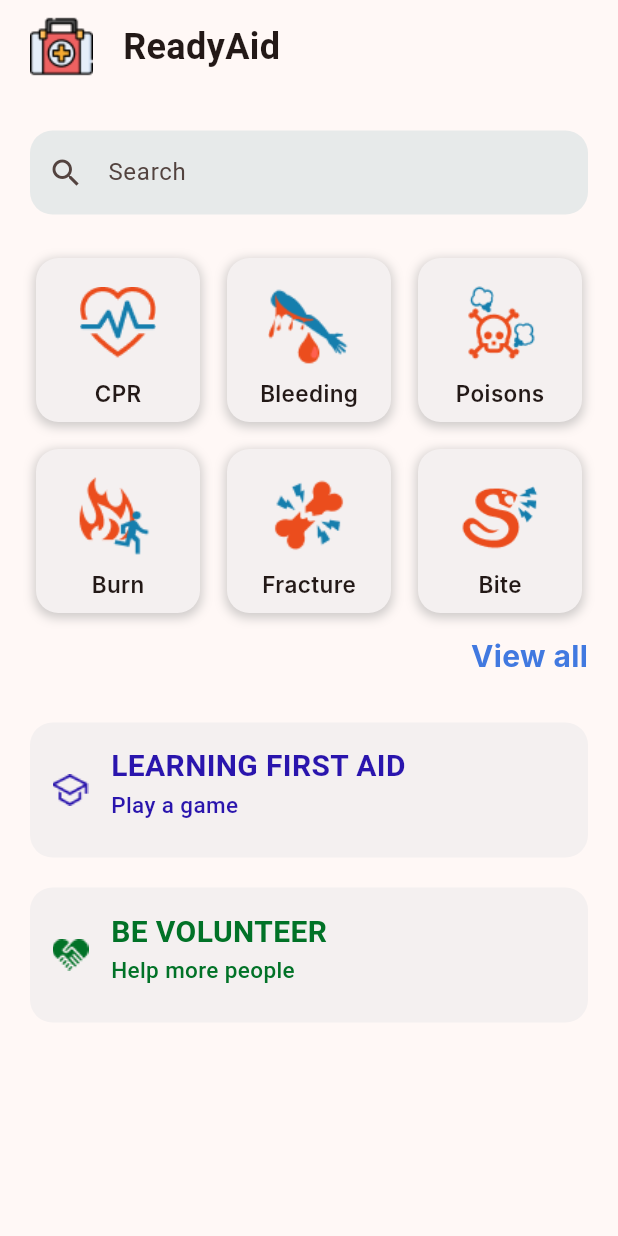
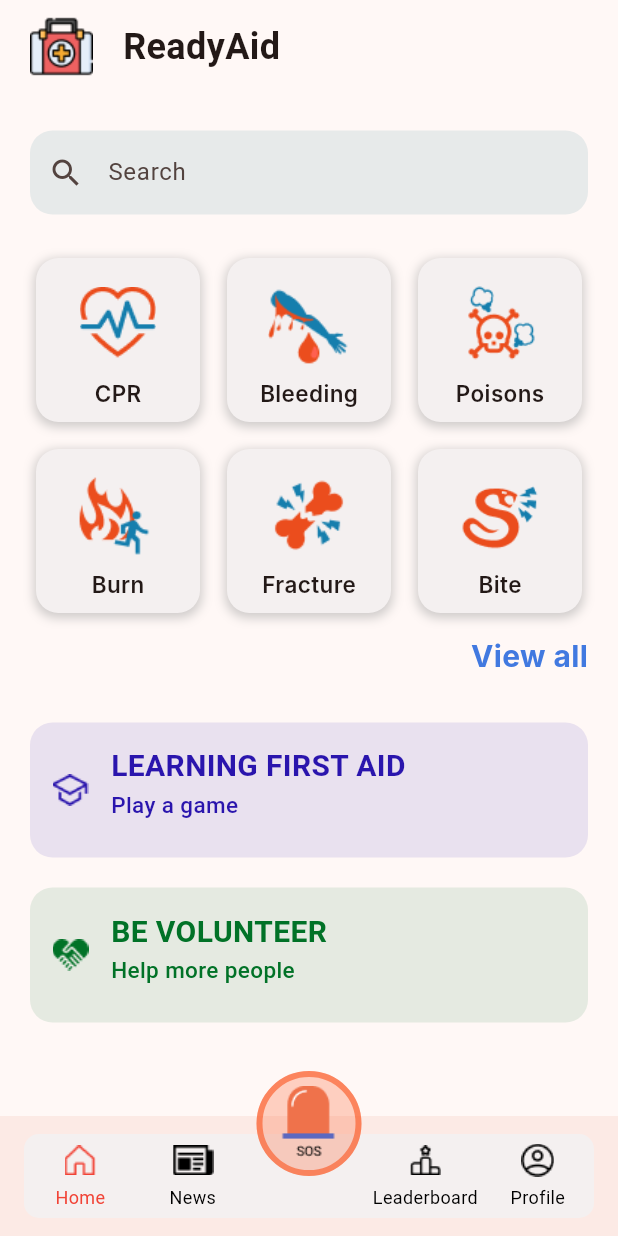
Before and after one commit to HungBacktracking/GDSC_2024, a Flutter app: the screen it shows after launch, on a phone screen of 412 x 824 dp. Run offline on Flutter 3.47's test engine with Material 3 defaults, Android fonts, the phone set to English and light mode, and no system bars; our stand-ins replace firebase_core, gap, nb_utils; accounts and stored records are empty; Roboto replaces fonts that are missing (Inter).

Commit message:
Complete Home + Category + Navigation Bar

```diff
--- a/client/lib/main.dart
+++ b/client/lib/main.dart
@@ -1,5 +1,7 @@
 import 'package:client/firebase_options.dart';
+import 'package:client/ui/frame_screen.dart';
 import 'package:client/ui/home_screen.dart';
+import 'package:client/ui/main_screen.dart';
 import 'package:firebase_core/firebase_core.dart';
 import 'package:flutter/material.dart';
 import 'package:flutter/cupertino.dart';
@@ -24,9 +26,12 @@ class MyApp extends StatelessWidget {
       theme: ThemeData(
         colorScheme: ColorScheme.fromSeed(seedColor: Colors.deepOrangeAccent),
         useMaterial3: true,
+        bottomNavigationBarTheme: const BottomNavigationBarThemeData(
+          backgroundColor: Colors.grey, // Set your desired color here
+        ),
       ),
       // home: const GreetingScreen(),
-      home: const HomeScreen(),
+      home: MainScreen(),
     );
   }
 }
--- /dev/null
+++ b/client/lib/model/nav_model.dart
@@ -0,0 +1,8 @@
+import 'package:flutter/material.dart';
+
+class NavModel {
+  final Widget page;
+  final GlobalKey<NavigatorState> navKey;
+
+  NavModel({required this.page, required this.navKey});
+}
--- /dev/null
+++ b/client/lib/ui/main_screen.dart
@@ -0,0 +1,154 @@
+import 'package:client/ui/category_screen.dart';
+import 'package:client/ui/home_screen.dart';
+import 'package:client/utils/themes.dart';
+import 'package:flutter/material.dart';
+
+import '../model/nav_model.dart';
+import '../widgets/nav_bar.dart';
+
+class MainScreen extends StatefulWidget {
+  const MainScreen({super.key});
+
+  @override
+  State<MainScreen> createState() => _MainScreenState();
+}
+
+class _MainScreenState extends State<MainScreen> {
+  final homeNavKey = GlobalKey<NavigatorState>();
+  final searchNavKey = GlobalKey<NavigatorState>();
+  final notificationNavKey = GlobalKey<NavigatorState>();
+  final profileNavKey = GlobalKey<NavigatorState>();
+  int selectedTab = 0;
+  List<NavModel> items = [];
+
+  @override
+  void initState() {
+    super.initState();
+    items = [
+      NavModel(
+        page: const HomeScreen(),
+        navKey: homeNavKey,
+      ),
+      NavModel(
+        page: const CategoryScreen(),
+        navKey: searchNavKey,
+      ),
+      NavModel(
+        page: const TabPage(tab: 3),
+        navKey: notificationNavKey,
+      ),
+      NavModel(
+        page: const TabPage(tab: 4),
+        navKey: profileNavKey,
+      ),
+    ];
+  }
+
+  @override
+  Widget build(BuildContext context) {
+    return WillPopScope(
+      onWillPop: () {
+        if (items[selectedTab].navKey.currentState?.canPop() ?? false) {
+          items[selectedTab].navKey.currentState?.pop();
+          return Future.value(false);
+        } else {
+          return Future.value(true);
+        }
+      },
+      child: Scaffold(
+        body: IndexedStack(
+          index: selectedTab,
+          children: items
+              .map((page) => Navigator(
+            key: page.navKey,
+            onGenerateInitialRoutes: (navigator, initialRoute) {
+              return [
+                MaterialPageRoute(builder: (context) => page.page)
+              ];
+            },
+          ))
+              .toList(),
+        ),
+        floatingActionButtonLocation: FloatingActionButtonLocation.centerDocked,
+        floatingActionButton: Container(
+          margin: const EdgeInsets.only(top: 10),
+          height: 70,
+          width: 70,
+          child: FloatingActionButton(
+            backgroundColor: MyTheme.orangeLight,
+            elevation: 0,
+            onPressed: () => debugPrint("Add Button pressed"),
+            shape: RoundedRectangleBorder(
+              side: const BorderSide(width: 4, color: MyTheme.orange),
+              borderRadius: BorderRadius.circular(100),
+            ),
+            child: Image.asset(
+              'assets/icons/ic_sos.png', // Replace with your actual icon path
+              height: 50, // Adjust the height as needed
+            ),
+          ),
+        ),
+        bottomNavigationBar: NavBar(
+          pageIndex: selectedTab,
+          onTap: (index) {
+            if (index == selectedTab) {
+              items[index]
+                  .navKey
+                  .currentState
+                  ?.popUntil((route) => route.isFirst);
+            } else {
+              setState(() {
+                selectedTab = index;
+              });
+            }
+          },
+        ),
+      ),
+    );
+  }
+}
+
+class TabPage extends StatelessWidget {
+  final int tab;
+
+  const TabPage({Key? key, required this.tab}) : super(key: key);
+
+  @override
+  Widget build(BuildContext context) {
+    return Scaffold(
+      appBar: AppBar(title: Text('Tab $tab')),
+      body: Center(
+        child: Column(
+          mainAxisAlignment: MainAxisAlignment.center,
+          children: [
+            Text('Tab $tab'),
+            ElevatedButton(
+              onPressed: () {
+                Navigator.of(context).push(
+                  MaterialPageRoute(
+                    builder: (context) => Page(tab: tab),
+                  ),
+                );
+              },
+              child: const Text('Go to page'),
+            )
+          ],
+        ),
+      ),
+    );
+  }
+}
+
+class Page extends StatelessWidget {
+  final int tab;
+
+  const Page({super.key, required this.tab});
+
+  @override
+  Widget build(BuildContext context) {
+    return Scaffold(
+      appBar: AppBar(title: Text('Page Tab $tab')),
+      body: Center(child: Text('Tab $tab')),
+    );
+  }
+}
--- a/client/lib/utils/themes.dart
+++ b/client/lib/utils/themes.dart
@@ -8,6 +8,7 @@ class MyTheme {
   static const greenColor = Color(0xFF2EC492);
   static const orangeColor = Color(0xFFEB8D2F);
   static const greyColor = Color(0xFFF4F4F4);
+  static const darkGreyColor = Color(0xFFD9D9D9);
   static const greenGray = Color(0xFFE7EAEA);
   static const blueBorder = Color(0xFF3164CE);
   static const Blue = Color(0xFF2A15AD);
@@ -15,6 +16,8 @@ class MyTheme {
   static const lightBlue = Color(0xFF4179E0);
   static const redBorder = Color(0xFFF14336);
   static const redLight = Color(0xFFFFF1F0);
+  static const orangeLight = Color(0x44FB5E2C);
+  static const orange = Color(0xAAFB5E2C);
   static const lightRedBackGround = Color(0xFFF4F0F0);
   static const blueLight = Color(0xFFF5F9FF);
   static const yellowBtn = Color.fromARGB(255, 243, 185, 37);
--- a/client/lib/widgets/home_nav_tag.dart
+++ b/client/lib/widgets/home_nav_tag.dart
@@ -19,7 +19,7 @@ class HomeNavigationTag extends StatelessWidget {
   Widget build(BuildContext context) {
    return Container(
         decoration: BoxDecoration(
-          color: MyTheme.lightRedBackGround,
+          color: textColor.withOpacity(0.1),
           borderRadius: BorderRadius.circular(15),
         ),
      child: Padding(
--- /dev/null
+++ b/client/lib/widgets/nav_bar.dart
@@ -0,0 +1,85 @@
+import 'dart:io';
+
+import 'package:client/utils/themes.dart';
+import 'package:flutter/material.dart';
+
+class NavBar extends StatelessWidget {
+  final int pageIndex;
+  final Function(int) onTap;
+
+  const NavBar({
+    super.key,
+    required this.pageIndex,
+    required this.onTap,
+  });
+
+  @override
+  Widget build(BuildContext context) {
+    return BottomAppBar(
+      elevation: 0.0,
+      child: ClipRRect(
+        borderRadius: BorderRadius.circular(10),
+        child: Container(
+          height: 80,
+          color: MyTheme.lightRedBackGround,
+          child: Row(
+            children: [
+              navItem(
+                "assets/icons/ic_home.png",
+                "Home",
+                pageIndex == 0,
+                onTap: () => onTap(0),
+              ),
+              navItem(
+                "assets/icons/ic_news.png",
+                "News",
+                pageIndex == 1,
+                onTap: () => onTap(1),
+              ),
+              const SizedBox(width: 80),
+              navItem(
+                "assets/icons/ic_leaderboard.png",
+                "Leaderboard",
+                pageIndex == 2,
+                onTap: () => onTap(2),
+              ),
+              navItem(
+                "assets/icons/ic_profile.png",
+                "Profile",
+                pageIndex == 3,
+                onTap: () => onTap(3),
+              ),
+            ],
+          ),
+        ),
+      ),
+    );
+  }
+
+  Widget navItem(String assetPath, String label, bool selected, {Function()? onTap}) {
+    return Expanded(
+      child: InkWell(
+        onTap: onTap,
+        child: Column(
+          mainAxisAlignment: MainAxisAlignment.center,
+          children: [
+            Image.asset(
+              assetPath,
+              height: 24, // Adjust the height as needed
+              color: selected ? MyTheme.redBorder : Colors.black,
+            ),
+            const SizedBox(height: 4), // Adjust the spacing between icon and label
+            Text(
+              label,
+              style: TextStyle(
+                color: selected ? MyTheme.redBorder : Colors.black,
+                fontSize: 12, // Adjust the font size as needed
+              ),
+            ),
+          ],
+        ),
+      ),
+    );
+  }
+
+}
```
Also changed, not shown: client/lib/ui/category_screen.dart (added, +135 -0 lines), client/lib/ui/frame_screen.dart (added, +100 -0 lines), client/assets/icons/Choking.png (added), client/assets/icons/Diabetes.png (added), client/assets/icons/DrugOverdose.png (added), client/assets/icons/ElectricShock.png (added), client/assets/icons/EyeInjury.png (added), client/assets/icons/ic_home.png (added), client/assets/icons/ic_leaderboard.png (added), client/assets/icons/ic_news.png (added), client/assets/icons/ic_profile.png (added), client/assets/icons/ic_sos.png (added).
